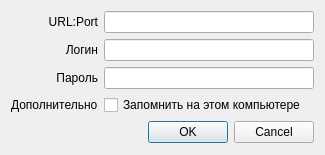
Above: EPAccessManager/logindialog.ui from termy1989/EPAccess before the change. Below: the same form after it.
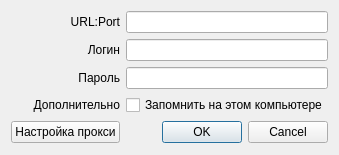
That is the form after the change.

What changed in the file:
```diff
--- a/EPAccessManager/logindialog.ui
+++ b/EPAccessManager/logindialog.ui
@@ -6,7 +6,7 @@
    <rect>
     <x>0</x>
     <y>0</y>
-    <width>325</width>
+    <width>336</width>
     <height>155</height>
    </rect>
   </property>
@@ -14,70 +14,77 @@
    <string>Авторизация</string>
   </property>
   <layout class="QGridLayout" name="gridLayout">
-   <item row="0" column="0">
-    <widget class="QLabel" name="label_url">
-     <property name="text">
-      <string>URL:Port</string>
-     </property>
-     <property name="alignment">
-      <set>Qt::AlignmentFlag::AlignRight|Qt::AlignmentFlag::AlignTrailing|Qt::AlignmentFlag::AlignVCenter</set>
-     </property>
-    </widget>
-   </item>
-   <item row="0" column="1">
-    <widget class="QLineEdit" name="lineEdit_url"/>
-   </item>
-   <item row="1" column="0">
-    <widget class="QLabel" name="label_login">
-     <property name="text">
-      <string>Логин</string>
-     </property>
-     <property name="alignment">
-      <set>Qt::AlignmentFlag::AlignRight|Qt::AlignmentFlag::AlignTrailing|Qt::AlignmentFlag::AlignVCenter</set>
+   <item row="5" column="1">
+    <widget class="QDialogButtonBox" name="buttonBox">
+     <property name="standardButtons">
+      <set>QDialogButtonBox::StandardButton::Cancel|QDialogButtonBox::StandardButton::Ok</set>
      </property>
     </widget>
    </item>
    <item row="1" column="1">
-    <widget class="QLineEdit" name="lineEdit_login"/>
-   </item>
-   <item row="2" column="0">
-    <widget class="QLabel" name="label_password">
-     <property name="text">
-      <string>Пароль</string>
-     </property>
-     <property name="alignment">
-      <set>Qt::AlignmentFlag::AlignRight|Qt::AlignmentFlag::AlignTrailing|Qt::AlignmentFlag::AlignVCenter</set>
-     </property>
-    </widget>
+    <widget class="QLineEdit" name="lineEdit_url"/>
    </item>
    <item row="2" column="1">
+    <widget class="QLineEdit" name="lineEdit_login"/>
+   </item>
+   <item row="5" column="0">
+    <widget class="QPushButton" name="proxyButton">
+     <property name="text">
+      <string>Настройка прокси</string>
+     </property>
+    </widget>
+   </item>
+   <item row="3" column="1">
     <widget class="QLineEdit" name="lineEdit_password">
      <property name="echoMode">
       <enum>QLineEdit::EchoMode::Password</enum>
      </property>
     </widget>
    </item>
+   <item row="4" column="1">
+    <widget class="QCheckBox" name="checkBox_save">
+     <property name="text">
+      <string>Запомнить на этом компьютере</string>
+     </property>
+    </widget>
+   </item>
+   <item row="1" column="0">
+    <widget class="QLabel" name="label_url">
+     <property name="text">
+      <string>URL:Port</string>
+     </property>
+     <property name="alignment">
+      <set>Qt::AlignmentFlag::AlignRight|Qt::AlignmentFlag::AlignTrailing|Qt::AlignmentFlag::AlignVCenter</set>
+     </property>
+    </widget>
+   </item>
+   <item row="2" column="0">
+    <widget class="QLabel" name="label_login">
+     <property name="text">
+      <string>Логин</string>
+     </property>
+     <property name="alignment">
+      <set>Qt::AlignmentFlag::AlignRight|Qt::AlignmentFlag::AlignTrailing|Qt::AlignmentFlag::AlignVCenter</set>
+     </property>
+    </widget>
+   </item>
    <item row="3" column="0">
+    <widget class="QLabel" name="label_password">
+     <property name="text">
+      <string>Пароль</string>
+     </property>
+     <property name="alignment">
+      <set>Qt::AlignmentFlag::AlignRight|Qt::AlignmentFlag::AlignTrailing|Qt::AlignmentFlag::AlignVCenter</set>
+     </property>
+    </widget>
+   </item>
+   <item row="4" column="0">
     <widget class="QLabel" name="label_advanced">
      <property name="text">
       <string>Дополнительно</string>
      </property>
-    </widget>
-   </item>
-   <item row="3" column="1">
-    <widget class="QCheckBox" name="checkBox_save">
-     <property name="text">
-      <string>Запомнить на этом компьютере</string>
-     </property>
-    </widget>
-   </item>
-   <item row="4" column="0" colspan="2">
-    <widget class="QDialogButtonBox" name="buttonBox">
-     <property name="orientation">
-      <enum>Qt::Orientation::Horizontal</enum>
-     </property>
-     <property name="standardButtons">
-      <set>QDialogButtonBox::StandardButton::Cancel|QDialogButtonBox::StandardButton::Ok</set>
+     <property name="alignment">
+      <set>Qt::AlignmentFlag::AlignRight|Qt::AlignmentFlag::AlignTrailing|Qt::AlignmentFlag::AlignVCenter</set>
      </property>
     </widget>
    </item>
```
Left out of the diff: 16 changed lines with no effect on the pictures.
